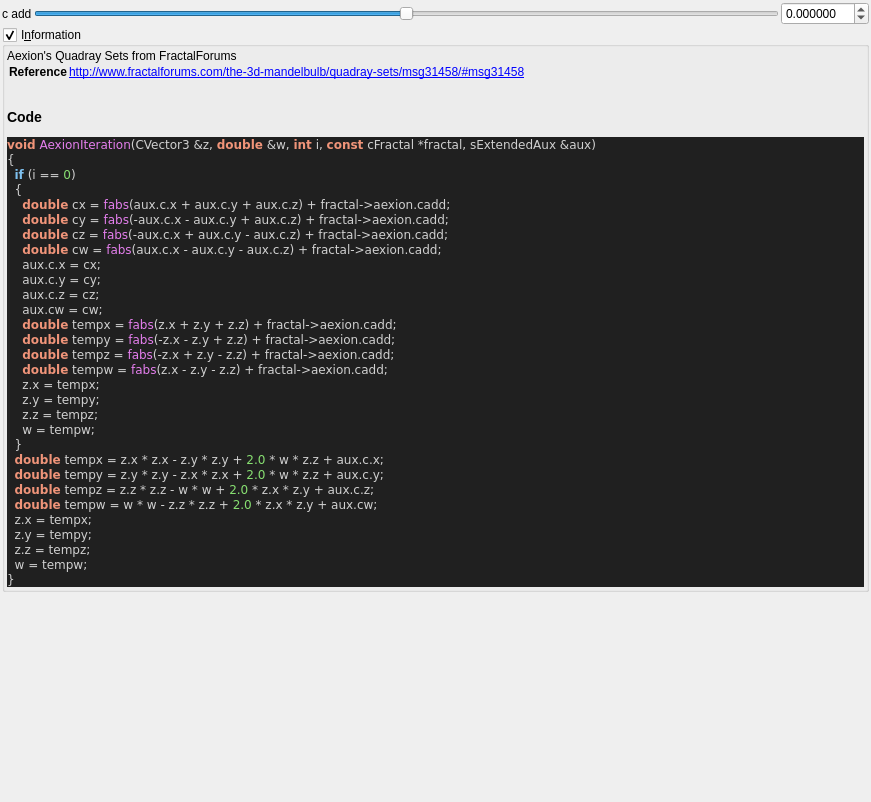
buddhi1980/mandelbulber2, file mandelbulber2/qt_data/fractal_aexion.ui: the form before one commit.
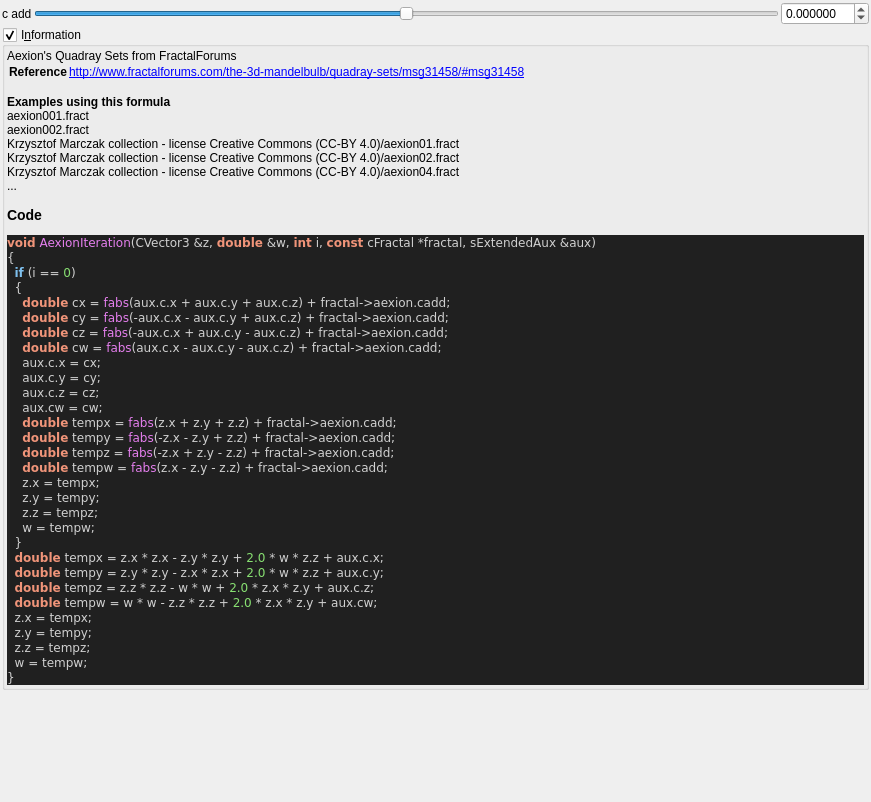
The form after the commit. Custom widgets are drawn as their Qt base class.

Commit message:
ui information - added example occurrences
now every formula, which is used in an example file, will display a list
of the example files in the information box. A maximum of 5 occurences is
displayed.
The script also outputs, which formulas do not yet have any example
files.

```diff
--- a/mandelbulber2/qt_data/fractal_aexion.ui
+++ b/mandelbulber2/qt_data/fractal_aexion.ui
@@ -127,7 +127,7 @@
 &lt;tr&gt;&lt;th&gt;Reference&lt;/th&gt;&lt;td&gt;&lt;a href=&quot;http://www.fractalforums.com/the-3d-mandelbulb/quadray-sets/msg31458/#msg31458&quot;&gt;http://www.fractalforums.com/the-3d-mandelbulb/quadray-sets/msg31458/#msg31458&lt;br&gt;
 &lt;/td&gt;&lt;/tr&gt;
 &lt;/table&gt;
-&lt;h3&gt;Code&lt;/h3&gt;
+&lt;b&gt;Examples using this formula&lt;/b&gt;&lt;br&gt;aexion001.fract&lt;br&gt;aexion002.fract&lt;br&gt;Krzysztof Marczak collection - license Creative Commons (CC-BY 4.0)/aexion01.fract&lt;br&gt;Krzysztof Marczak collection - license Creative Commons (CC-BY 4.0)/aexion02.fract&lt;br&gt;Krzysztof Marczak collection - license Creative Commons (CC-BY 4.0)/aexion04.fract&lt;br&gt;...&lt;h3&gt;Code&lt;/h3&gt;
 &lt;body style=&quot;background-color:#202020&quot;&gt;
 &lt;pre style=&quot;color:#d0d0d0; background-color:#202020;  font-family:'Courier New',monospace;&quot;&gt;&lt;span style=&quot;color:#f09479; font-weight:bold&quot;&gt;void&lt;/span&gt; &lt;span style=&quot;color:#e47eed&quot;&gt;AexionIteration&lt;/span&gt;&lt;span style=&quot;color:#d0d0d0&quot;&gt;(&lt;/span&gt;CVector3 &lt;span style=&quot;color:#d0d0d0&quot;&gt;&amp;amp;&lt;/span&gt;z&lt;span style=&quot;color:#d0d0d0&quot;&gt;,&lt;/span&gt; &lt;span style=&quot;color:#f09479; font-weight:bold&quot;&gt;double&lt;/span&gt; &lt;span style=&quot;color:#d0d0d0&quot;&gt;&amp;amp;&lt;/span&gt;w&lt;span style=&quot;color:#d0d0d0&quot;&gt;,&lt;/span&gt; &lt;span style=&quot;color:#f09479; font-weight:bold&quot;&gt;int&lt;/span&gt; i&lt;span style=&quot;color:#d0d0d0&quot;&gt;,&lt;/span&gt; &lt;span style=&quot;color:#f09479; font-weight:bold&quot;&gt;const&lt;/span&gt; cFractal &lt;span style=&quot;color:#d0d0d0&quot;&gt;*&lt;/span&gt;fractal&lt;span style=&quot;color:#d0d0d0&quot;&gt;,&lt;/span&gt; sExtendedAux &lt;span style=&quot;color:#d0d0d0&quot;&gt;&amp;amp;&lt;/span&gt;aux&lt;span style=&quot;color:#d0d0d0&quot;&gt;)&lt;/span&gt;
 &lt;span style=&quot;color:#d0d0d0&quot;&gt;{&lt;/span&gt;
```
The commit also changes 59 other files.
